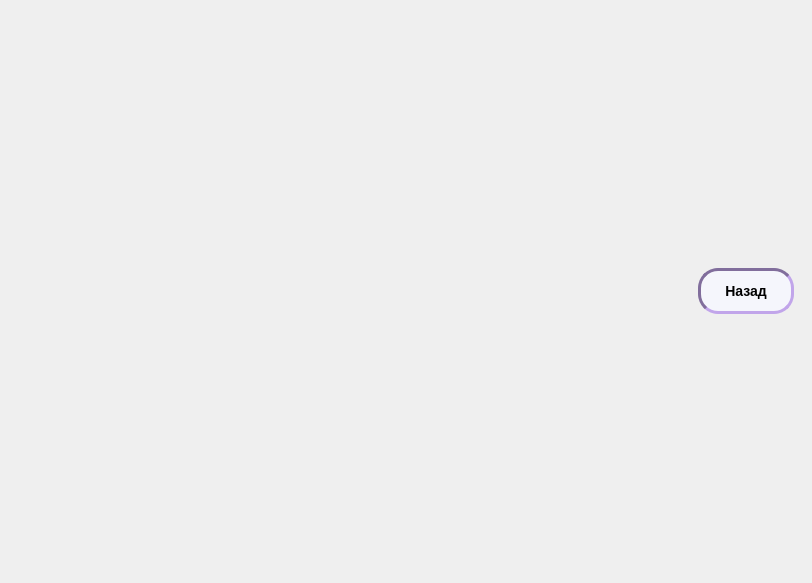
This is microservices/client/GUI/windows/ui_relax_window.ui in 4graf/RelaxMe as Qt 5 draws it before an edit. The edited form follows.
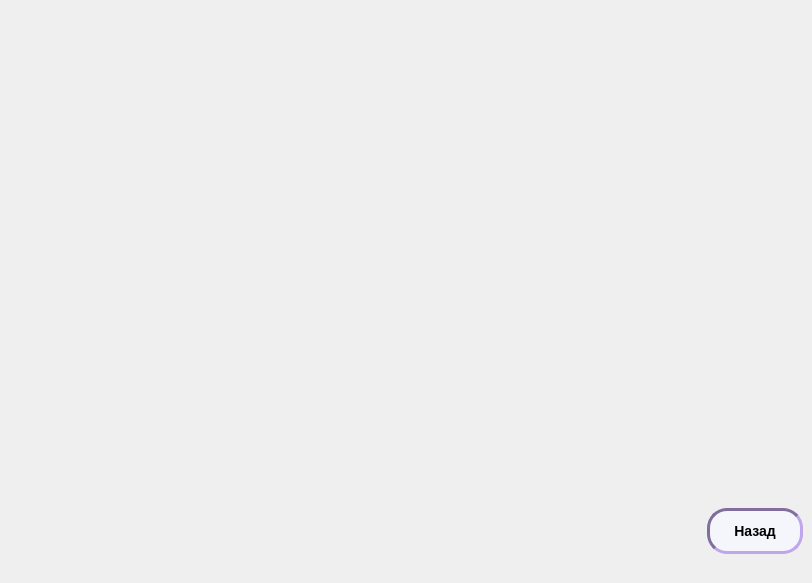
This is the edited form. The open tabs and pages were chosen to show the change.

```diff
--- a/microservices/client/GUI/windows/ui_relax_window.ui
+++ b/microservices/client/GUI/windows/ui_relax_window.ui
@@ -77,9 +77,27 @@
        </layout>
       </widget>
       <widget class="QWidget" name="player_page">
-       <layout class="QVBoxLayout" name="verticalLayout_3">
+       <layout class="QVBoxLayout" name="verticalLayout_3" stretch="10,0">
+        <property name="spacing">
+         <number>0</number>
+        </property>
+        <property name="leftMargin">
+         <number>0</number>
+        </property>
+        <property name="topMargin">
+         <number>0</number>
+        </property>
+        <property name="rightMargin">
+         <number>0</number>
+        </property>
+        <property name="bottomMargin">
+         <number>0</number>
+        </property>
         <item>
-         <layout class="QVBoxLayout" name="player_layout">
+         <layout class="QHBoxLayout" name="player_video_layout"/>
+        </item>
+        <item>
+         <layout class="QHBoxLayout" name="player_panel">
           <item alignment="Qt::AlignmentFlag::AlignRight">
            <widget class="QPushButton" name="back_button">
             <property name="text">
```
Left out of the diff: 9 changed lines with no effect on the pictures.
